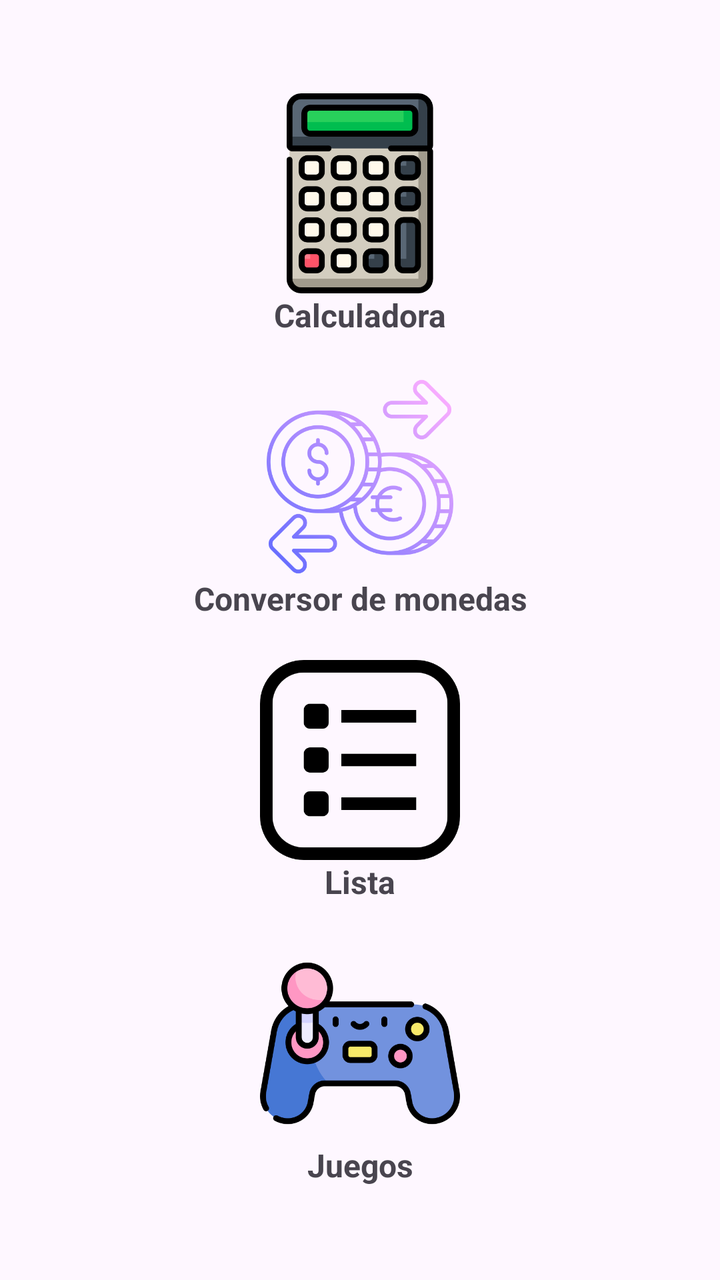
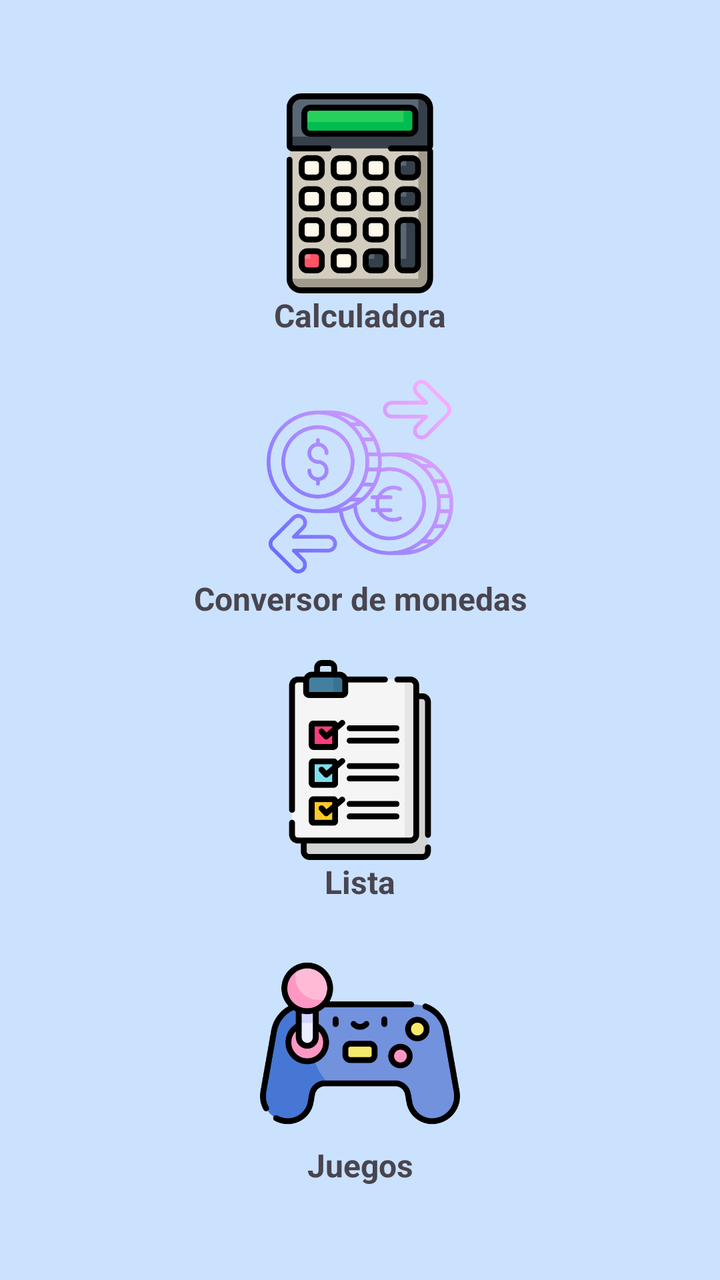

Compare the two renders of this Android layout. The source of the first and the diff that turns it into the second are given below.
<!-- AndroidManifest.xml: application theme Theme.PracticaAndroid -->
<!-- res/layout/activity_main.xml -->
<?xml version="1.0" encoding="utf-8"?>
<androidx.constraintlayout.widget.ConstraintLayout xmlns:android="http://schemas.android.com/apk/res/android"
    xmlns:app="http://schemas.android.com/apk/res-auto"
    android:id="@+id/main"
    android:layout_width="match_parent"
    android:layout_height="match_parent">

    <LinearLayout
        android:layout_width="match_parent"
        android:layout_height="match_parent"
        android:orientation="vertical"
        android:gravity="center">

        <ImageView
            android:id="@+id/irCalculadora"
            android:layout_width="100dp"
            android:layout_height="100dp"
            android:src="@drawable/calculadora" />

        <TextView
            android:id="@+id/txtCalculadora"
            android:layout_width="match_parent"
            android:layout_height="wrap_content"
            android:text="Calculadora"
            android:textAlignment="center"
            android:textSize="16sp"
            android:textStyle="bold" />

        <ImageView
            android:id="@+id/irConversor"
            android:layout_width="100dp"
            android:layout_height="100dp"
            android:layout_marginTop="20dp"
            android:src="@drawable/conversor" />

        <TextView
            android:id="@+id/txtConversor"
            android:layout_width="match_parent"
            android:layout_height="wrap_content"
            android:text="Conversor de monedas"
            android:textAlignment="center"
            android:textSize="16sp"
            android:textStyle="bold" />

        <ImageView
            android:id="@+id/irLista"
            android:layout_width="100dp"
            android:layout_height="100dp"
            android:layout_marginTop="20dp"
            android:src="@drawable/lista"/>

        <TextView
            android:id="@+id/txtLista"
            android:layout_width="match_parent"
            android:layout_height="wrap_content"
            android:text="Lista"
            android:textAlignment="center"
            android:textSize="16sp"
            android:textStyle="bold" />

        <ImageView
            android:id="@+id/irJuegos"
            android:layout_width="100dp"
            android:layout_height="100dp"
            android:layout_marginTop="20dp"
            app:srcCompat="@drawable/juegos" />

        <TextView
            android:id="@+id/txtJuegos"
            android:layout_width="match_parent"
            android:layout_height="wrap_content"
            android:text="Juegos"
            android:textAlignment="center"
            android:textSize="16sp"
            android:textStyle="bold" />

    </LinearLayout>

</androidx.constraintlayout.widget.ConstraintLayout>
<!-- resources referenced by this layout -->
<resources>
  <!-- drawable calculadora: png bitmap (drawable, 17753 bytes) -->
  <!-- drawable conversor: png bitmap (drawable, 61186 bytes) -->
  <!-- drawable juegos: png bitmap (drawable, 31090 bytes) -->
  <!-- drawable lista: png bitmap (drawable, 10388 bytes) -->
  <style name="Theme.PracticaAndroid" parent="Base.Theme.PracticaAndroid" />
  <style name="Base.Theme.PracticaAndroid" parent="Theme.Material3.DayNight.NoActionBar">
          
          
      </style>
</resources>

<!-- the commit's change to res/layout/activity_main.xml (unified diff, before → after) -->
@@ -3,13 +3,14 @@
     xmlns:app="http://schemas.android.com/apk/res-auto"
     android:id="@+id/main"
     android:layout_width="match_parent"
-    android:layout_height="match_parent">
+    android:layout_height="match_parent"
+    android:background="@color/lightblue">
 
     <LinearLayout
         android:layout_width="match_parent"
         android:layout_height="match_parent"
-        android:orientation="vertical"
-        android:gravity="center">
+        android:gravity="center"
+        android:orientation="vertical">
 
         <ImageView
             android:id="@+id/irCalculadora"
@@ -47,7 +48,7 @@
             android:layout_width="100dp"
             android:layout_height="100dp"
             android:layout_marginTop="20dp"
-            android:src="@drawable/lista"/>
+            android:src="@drawable/lista" />
 
         <TextView
             android:id="@+id/txtLista"
<!-- resource entries referenced after the edit -->
@@ -1,9 +1,10 @@
 <!-- resources referenced by this layout -->
 <resources>
+  <color name="lightblue">#CBE2FE</color>
   <!-- drawable calculadora: png bitmap (drawable, 17753 bytes) -->
   <!-- drawable conversor: png bitmap (drawable, 61186 bytes) -->
   <!-- drawable juegos: png bitmap (drawable, 31090 bytes) -->
-  <!-- drawable lista: png bitmap (drawable, 10388 bytes) -->
+  <!-- drawable lista: png bitmap (drawable, 14799 bytes) -->
   <style name="Theme.PracticaAndroid" parent="Base.Theme.PracticaAndroid" />
   <style name="Base.Theme.PracticaAndroid" parent="Theme.Material3.DayNight.NoActionBar">
           
